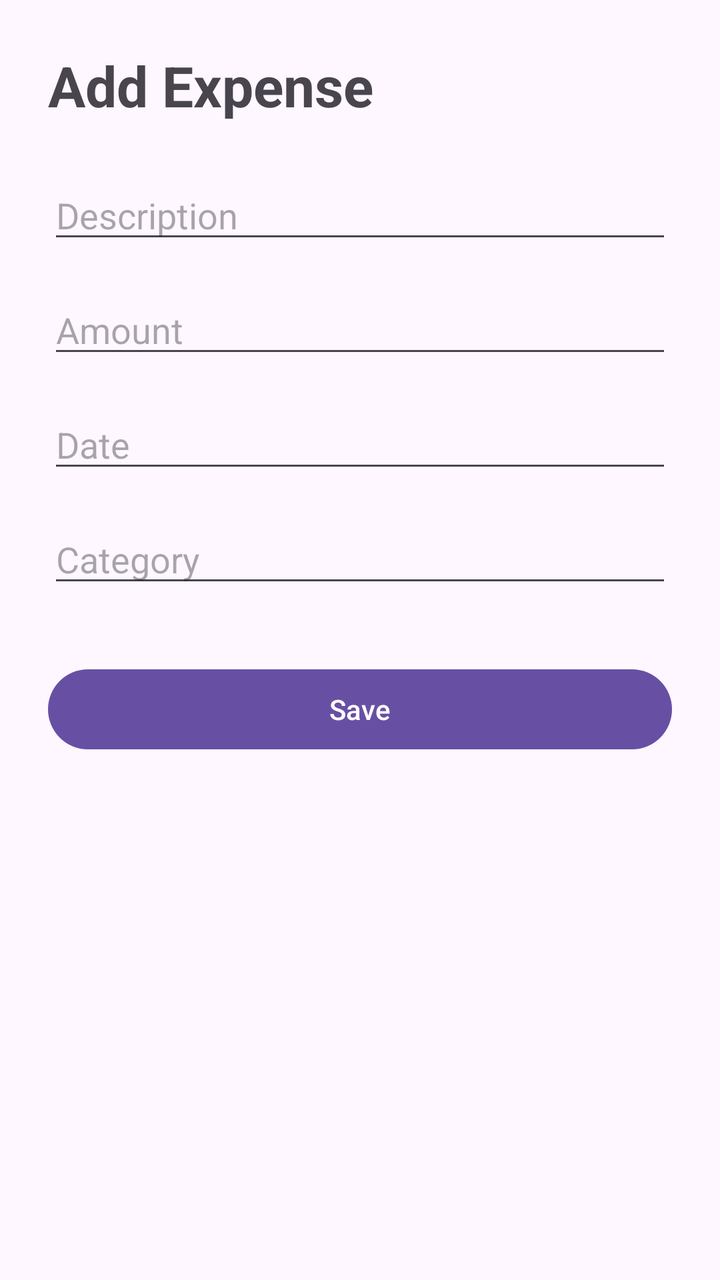
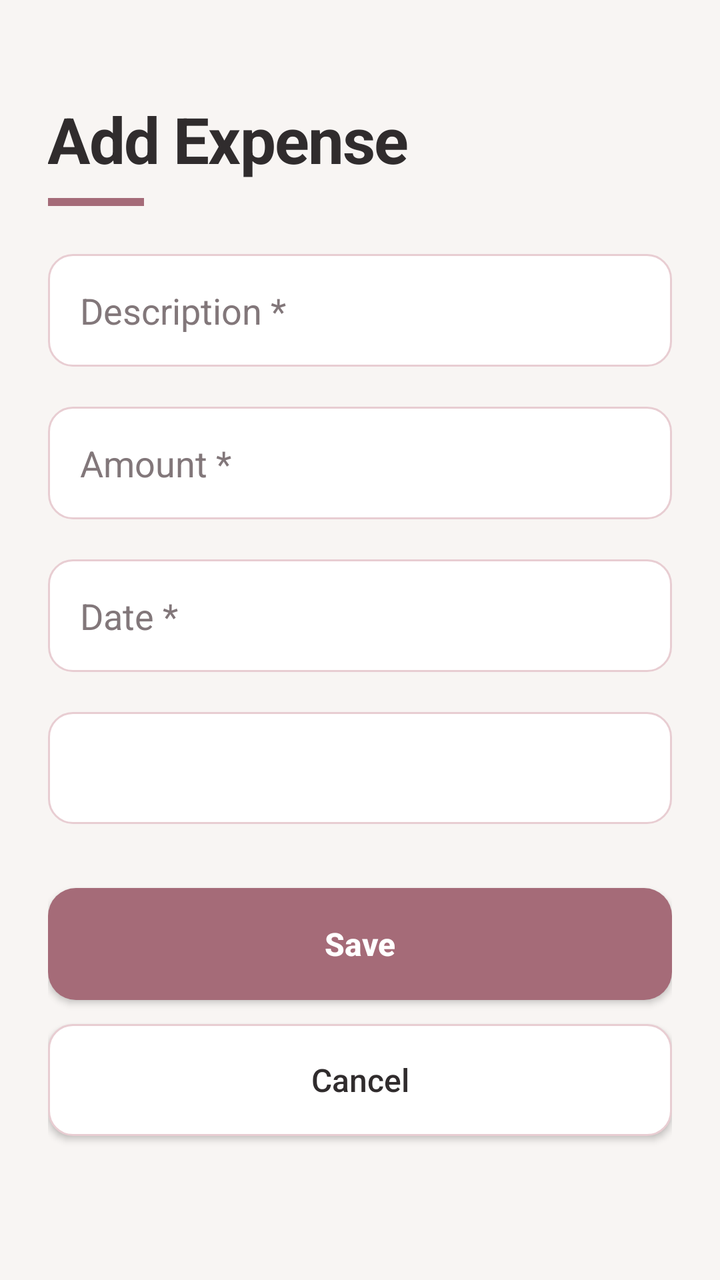

The first picture is an Android layout as it rendered before a commit; the second is the same layout after the commit. The layout source and the unified diff follow.
<!-- AndroidManifest.xml: application theme Theme.ExpenseTracker -->
<!-- res/layout/activity_add_expense.xml -->
<?xml version="1.0" encoding="utf-8"?>
<LinearLayout
    xmlns:android="http://schemas.android.com/apk/res/android"
    android:layout_width="match_parent"
    android:layout_height="match_parent"
    android:orientation="vertical"
    android:padding="24dp">

    <TextView
        android:layout_width="match_parent"
        android:layout_height="wrap_content"
        android:text="Add Expense"
        android:textSize="28sp"
        android:textStyle="bold" />

    <EditText
        android:id="@+id/descriptionInput"
        android:layout_width="match_parent"
        android:layout_height="wrap_content"
        android:layout_marginTop="24dp"
        android:hint="Description"
        android:inputType="text" />

    <EditText
        android:id="@+id/amountInput"
        android:layout_width="match_parent"
        android:layout_height="wrap_content"
        android:layout_marginTop="16dp"
        android:hint="Amount"
        android:inputType="numberDecimal" />

    <EditText
        android:id="@+id/dateInput"
        android:layout_width="match_parent"
        android:layout_height="wrap_content"
        android:layout_marginTop="16dp"
        android:hint="Date"
        android:inputType="text" />

    <EditText
        android:id="@+id/categoryInput"
        android:layout_width="match_parent"
        android:layout_height="wrap_content"
        android:layout_marginTop="16dp"
        android:hint="Category"
        android:inputType="text" />

    <Button
        android:id="@+id/saveButton"
        android:layout_width="match_parent"
        android:layout_height="wrap_content"
        android:layout_marginTop="32dp"
        android:text="Save" />

</LinearLayout>
<!-- resources referenced by this layout -->
<resources>
  <style name="Theme.ExpenseTracker" parent="Base.Theme.ExpenseTracker" />
  <style name="Base.Theme.ExpenseTracker" parent="Theme.Material3.DayNight.NoActionBar">
          
          
      </style>
</resources>

<!-- the commit's change to res/layout/activity_add_expense.xml (unified diff, before → after) -->
@@ -1,55 +1,108 @@
 <?xml version="1.0" encoding="utf-8"?>
-<LinearLayout
+<ScrollView
     xmlns:android="http://schemas.android.com/apk/res/android"
+    xmlns:app="http://schemas.android.com/apk/res-auto"
     android:layout_width="match_parent"
     android:layout_height="match_parent"
-    android:orientation="vertical"
-    android:padding="24dp">
+    android:fillViewport="true"
+    android:background="@color/background_cream">
 
-    <TextView
+    <LinearLayout
         android:layout_width="match_parent"
         android:layout_height="wrap_content"
-        android:text="Add Expense"
-        android:textSize="28sp"
-        android:textStyle="bold" />
+        android:orientation="vertical"
+        android:padding="24dp">
 
-    <EditText
-        android:id="@+id/descriptionInput"
-        android:layout_width="match_parent"
-        android:layout_height="wrap_content"
-        android:layout_marginTop="24dp"
-        android:hint="Description"
-        android:inputType="text" />
+        <TextView
+            android:layout_width="match_parent"
+            android:layout_height="wrap_content"
+            android:text="Add Expense"
+            android:textSize="32sp"
+            android:textStyle="bold"
+            android:textColor="@color/charcoal"
+            android:letterSpacing="-0.02"
+            android:layout_marginTop="24dp"
+            android:layout_marginBottom="8dp" />
 
-    <EditText
-        android:id="@+id/amountInput"
-        android:layout_width="match_parent"
-        android:layout_height="wrap_content"
-        android:layout_marginTop="16dp"
-        android:hint="Amount"
-        android:inputType="numberDecimal" />
+        <View
+            android:layout_width="48dp"
+            android:layout_height="4dp"
+            android:background="@color/rose_primary"
+            android:layout_marginBottom="16dp" />
 
-    <EditText
-        android:id="@+id/dateInput"
-        android:layout_width="match_parent"
-        android:layout_height="wrap_content"
-        android:layout_marginTop="16dp"
-        android:hint="Date"
-        android:inputType="text" />
+        <EditText
+            android:id="@+id/descriptionInput"
+            android:layout_width="match_parent"
+            android:layout_height="wrap_content"
+            android:layout_marginTop="8dp"
+            android:hint="Description *"
+            android:inputType="text"
+            android:padding="16dp"
+            android:background="@drawable/input_background"
+            android:textColor="@color/charcoal"
+            android:textColorHint="@color/text_muted"/>
 
-    <EditText
-        android:id="@+id/categoryInput"
-        android:layout_width="match_parent"
-        android:layout_height="wrap_content"
-        android:layout_marginTop="16dp"
-        android:hint="Category"
-        android:inputType="text" />
+        <EditText
+            android:id="@+id/amountInput"
+            android:layout_width="match_parent"
+            android:layout_height="wrap_content"
+            android:layout_marginTop="20dp"
+            android:hint="Amount *"
+            android:inputType="numberDecimal"
+            android:padding="16dp"
+            android:background="@drawable/input_background"
+            android:textColor="@color/charcoal"
+            android:textColorHint="@color/text_muted"/>
 
-    <Button
-        android:id="@+id/saveButton"
-        android:layout_width="match_parent"
-        android:layout_height="wrap_content"
-        android:layout_marginTop="32dp"
-        android:text="Save" />
+        <EditText
+            android:id="@+id/dateInput"
+            android:layout_width="match_parent"
+            android:layout_height="wrap_content"
+            android:layout_marginTop="20dp"
+            android:hint="Date *"
+            android:focusable="false"
+            android:clickable="true"
+            android:inputType="none"
+            android:padding="16dp"
+            android:background="@drawable/input_background"
+            android:textColor="@color/charcoal"
+            android:textColorHint="@color/text_muted"/>
 
-</LinearLayout>
+        <Spinner
+            android:id="@+id/categoryInput"
+            android:layout_width="match_parent"
+            android:layout_height="56dp"
+            android:layout_marginTop="20dp"
+            android:paddingStart="12dp"
+            android:paddingEnd="12dp"
+            android:background="@drawable/input_background"
+            android:contentDescription="Category, required" />
+
+        <androidx.appcompat.widget.AppCompatButton
+            android:id="@+id/saveButton"
+            android:layout_width="match_parent"
+            android:layout_height="56dp"
+            android:layout_marginTop="32dp"
+            android:text="Save"
+            android:textColor="@color/card_white"
+            android:textSize="16sp"
+            android:textStyle="bold"
+            android:textAllCaps="false"
+            android:background="@drawable/add_button_background"
+            android:backgroundTint="@null" />
+
+        <androidx.appcompat.widget.AppCompatButton
+            android:id="@+id/cancelButton"
+            android:layout_width="match_parent"
+            android:layout_height="56dp"
+            android:layout_marginTop="12dp"
+            android:text="Cancel"
+            android:textColor="@color/charcoal"
+            android:textSize="16sp"
+            android:textAllCaps="false"
+            android:background="@drawable/input_background"
+            android:backgroundTint="@null" />
+
+    </LinearLayout>
+
+</ScrollView>
<!-- resource entries referenced after the edit -->
@@ -1,6 +1,35 @@
 <!-- resources referenced by this layout -->
 <resources>
+  <color name="background_cream">#F8F5F3</color>
+  <color name="card_white">#FFFFFF</color>
+  <color name="charcoal">#302C2D</color>
+  <color name="rose_primary">#A56B78</color>
+  <color name="text_muted">#82777A</color>
+  <!-- drawable add_button_background (drawable) -->
+  <shape xmlns:android="http://schemas.android.com/apk/res/android"
+      android:shape="rectangle">
+  
+      <solid android:color="@color/rose_primary" />
+  
+      <corners android:radius="14dp" />
+  
+  </shape>
+  <!-- drawable input_background (drawable) -->
+  <?xml version="1.0" encoding="utf-8"?>
+  <shape xmlns:android="http://schemas.android.com/apk/res/android"
+      android:shape="rectangle">
+  
+      <solid android:color="@color/card_white" />
+  
+      <corners android:radius="12dp" />
+  
+      <stroke
+          android:width="1dp"
+          android:color="@color/rose_light" />
+  
+  </shape>
   <style name="Theme.ExpenseTracker" parent="Base.Theme.ExpenseTracker" />
+  <color name="rose_light">#E8CDD2</color>
   <style name="Base.Theme.ExpenseTracker" parent="Theme.Material3.DayNight.NoActionBar">
           
           
